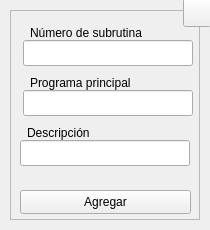
First picture: the form in interfaces/ui_files/header_sub.ui, repository Raw0201/GcodeEditor3, before the edit.
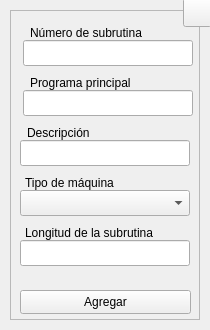
Second picture: the form after the edit. Icons and pictures are not drawn.

Patch:
```diff
--- a/interfaces/ui_files/header_sub.ui
+++ b/interfaces/ui_files/header_sub.ui
@@ -7,7 +7,7 @@
     <x>0</x>
     <y>0</y>
     <width>210</width>
-    <height>230</height>
+    <height>330</height>
    </rect>
   </property>
   <property name="sizePolicy">
@@ -19,13 +19,13 @@
   <property name="minimumSize">
    <size>
     <width>210</width>
-    <height>230</height>
+    <height>330</height>
    </size>
   </property>
   <property name="maximumSize">
    <size>
     <width>210</width>
-    <height>230</height>
+    <height>330</height>
    </size>
   </property>
   <property name="windowTitle">
@@ -2221,7 +2221,7 @@
       <x>10</x>
       <y>10</y>
       <width>190</width>
-      <height>210</height>
+      <height>310</height>
      </rect>
     </property>
     <property name="sizePolicy">
@@ -2233,13 +2233,13 @@
     <property name="minimumSize">
      <size>
       <width>190</width>
-      <height>210</height>
+      <height>310</height>
      </size>
     </property>
     <property name="maximumSize">
      <size>
       <width>190</width>
-      <height>210</height>
+      <height>310</height>
      </size>
     </property>
     <property name="frameShape">
@@ -2352,7 +2352,7 @@
      <property name="geometry">
       <rect>
        <x>10</x>
-       <y>180</y>
+       <y>280</y>
        <width>171</width>
        <height>24</height>
       </rect>
@@ -2432,6 +2432,108 @@
       <string>Descripción</string>
      </property>
     </widget>
+    <widget class="QLabel" name="lbl_mch">
+     <property name="enabled">
+      <bool>true</bool>
+     </property>
+     <property name="geometry">
+      <rect>
+       <x>15</x>
+       <y>160</y>
+       <width>100</width>
+       <height>26</height>
+      </rect>
+     </property>
+     <property name="text">
+      <string>Tipo de máquina</string>
+     </property>
+     <property name="buddy">
+      <cstring>lbl_mch</cstring>
+     </property>
+    </widget>
+    <widget class="QComboBox" name="cbx_mch">
+     <property name="geometry">
+      <rect>
+       <x>10</x>
+       <y>180</y>
+       <width>170</width>
+       <height>26</height>
+      </rect>
+     </property>
+     <property name="minimumSize">
+      <size>
+       <width>170</width>
+       <height>26</height>
+      </size>
+     </property>
+     <property name="maximumSize">
+      <size>
+       <width>170</width>
+       <height>16777215</height>
+      </size>
+     </property>
+     <property name="toolTip">
+      <string>Seleccione el tipo de máquina CNC</string>
+     </property>
+    </widget>
+    <widget class="QLabel" name="lbl_lgt">
+     <property name="geometry">
+      <rect>
+       <x>15</x>
+       <y>210</y>
+       <width>141</width>
+       <height>26</height>
+      </rect>
+     </property>
+     <property name="text">
+      <string>Longitud de la subrutina</string>
+     </property>
+    </widget>
+    <widget class="QLineEdit" name="tbx_lgt">
+     <property name="geometry">
+      <rect>
+       <x>10</x>
+       <y>230</y>
+       <width>170</width>
+       <height>26</height>
+      </rect>
+     </property>
+     <property name="minimumSize">
+      <size>
+       <width>170</width>
+       <height>0</height>
+      </size>
+     </property>
+     <property name="maximumSize">
+      <size>
+       <width>170</width>
+       <height>16777215</height>
+      </size>
+     </property>
+     <property name="toolTip">
+      <string>Digite la longitud total de la subrutina (Torno suizo)</string>
+     </property>
+     <property name="toolTipDuration">
+      <number>-1</number>
+     </property>
+     <property name="statusTip">
+      <string/>
+     </property>
+     <property name="alignment">
+      <set>Qt::AlignCenter</set>
+     </property>
+    </widget>
+    <zorder>tbx_pgr</zorder>
+    <zorder>lbl_pgr</zorder>
+    <zorder>tbx_mnp</zorder>
+    <zorder>lbl_mnp</zorder>
+    <zorder>btn_save</zorder>
+    <zorder>tbx_dsc</zorder>
+    <zorder>lbl_dsc</zorder>
+    <zorder>cbx_mch</zorder>
+    <zorder>tbx_lgt</zorder>
+    <zorder>lbl_lgt</zorder>
+    <zorder>lbl_mch</zorder>
    </widget>
    <widget class="QToolButton" name="btn_help">
     <property name="geometry">
```
Left out of the diff: 2 changed lines with no effect on the pictures.
